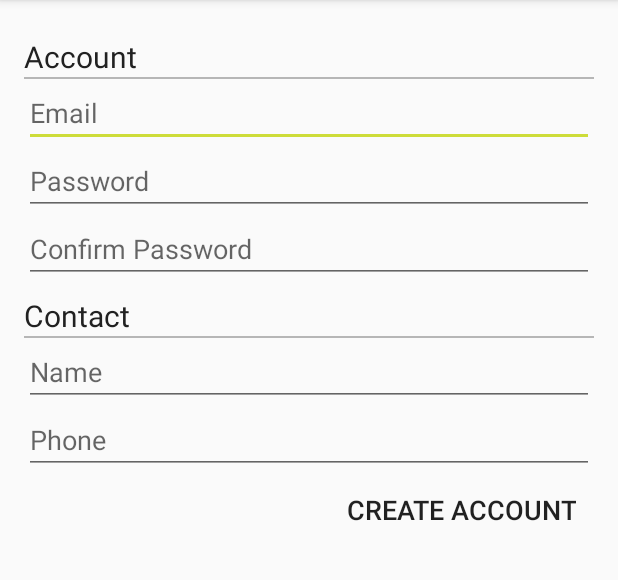
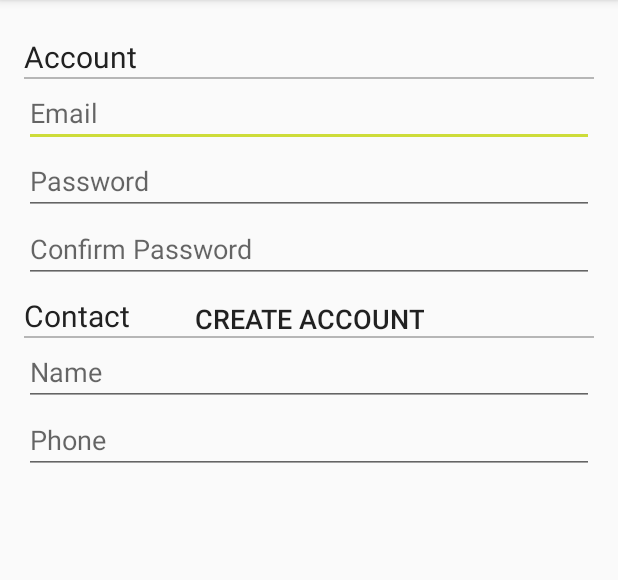
Before and after one commit to priyankpshah/CS442-Mobile-Application-Developement, an Android app: the RegisterActivity screen opened directly, with no data from a screen before it, on a phone screen of 412 x 824 dp, the part 84-664 px from its top. Run offline under Robolectric (Android 15) with nearby library versions, the phone set to English and light mode, and no system bars.

Commit message:
login designed

```diff
--- a/app/src/main/res/drawable/buttonshape.xml
+++ b/app/src/main/res/drawable/buttonshape.xml
@@ -7,7 +7,7 @@
     android:bottomRightRadius="14dp"
     />
 <solid
-    android:color="#076918"
+    android:color="@color/colorPrimary"
     />
 <size
     android:width="90dp"
@@ -15,6 +15,6 @@
     />
 <stroke
     android:width="3dp"
-    android:color="#FFFFFF"
+    android:color="@color/colorTextAndIcons"
     />
 </shape>
--- a/app/src/main/res/layout/activity_login.xml
+++ b/app/src/main/res/layout/activity_login.xml
@@ -5,7 +5,8 @@
     android:layout_height="match_parent"
     android:orientation="vertical"
     android:padding="32dp"
-    tools:context="edu.iit.cs442.team15.ehome.LoginActivity">
+    tools:context="edu.iit.cs442.team15.ehome.LoginActivity"
+    android:background="@drawable/background">
 
     <Space
         android:layout_width="match_parent"
@@ -45,7 +46,8 @@
         android:layout_width="wrap_content"
         android:layout_height="wrap_content"
         android:layout_gravity="center_horizontal"
-        android:text="@string/button_login" />
+        android:text="@string/button_login"
+        style="@style/Base.Widget.AppCompat.Button.Borderless"/>
 
     <Space
         android:layout_width="wrap_content"
--- a/app/src/main/res/layout/activity_register.xml
+++ b/app/src/main/res/layout/activity_register.xml
@@ -90,10 +90,10 @@
             style="@style/Base.Widget.AppCompat.Button.Borderless"
             android:layout_width="wrap_content"
             android:layout_height="wrap_content"
-            android:layout_alignParentEnd="true"
-            android:layout_below="@id/registerPhone"
             android:text="@string/button_create_account"
-            android:textSize="18sp" />
+            android:textSize="18sp"
+            android:layout_below="@+id/registerConfirmPassword"
+            android:layout_centerHorizontal="true" />
 
     </RelativeLayout>
 
```
Also changed, not shown: app/src/main/java/edu/iit/cs442/team15/ehome/MainActivity.java (+21 -21 lines), app/src/main/res/drawable/background.png (added).
